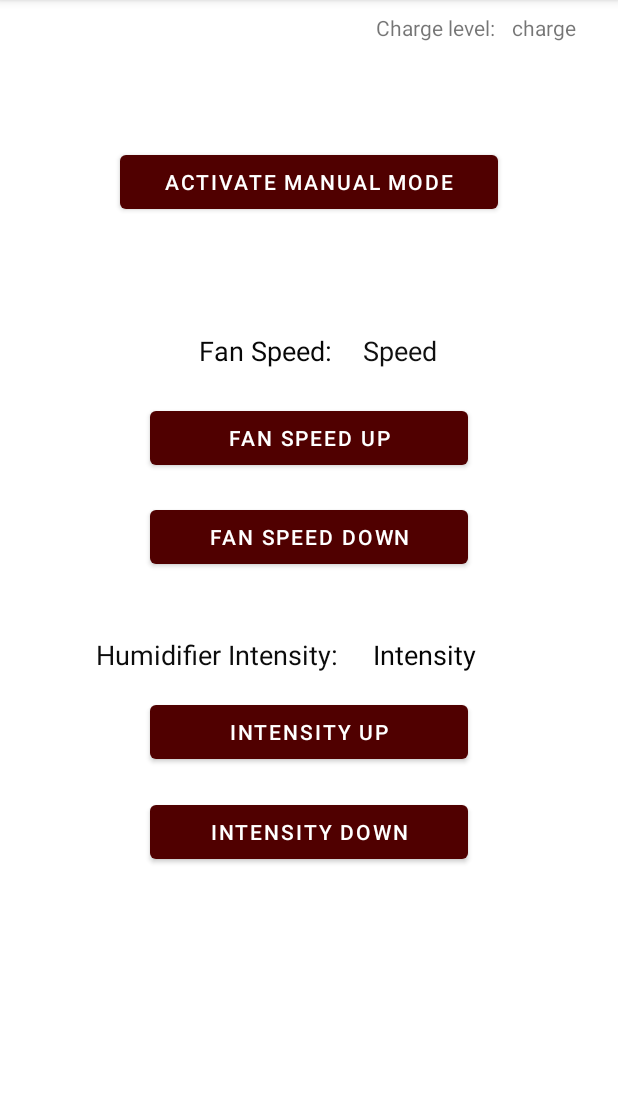
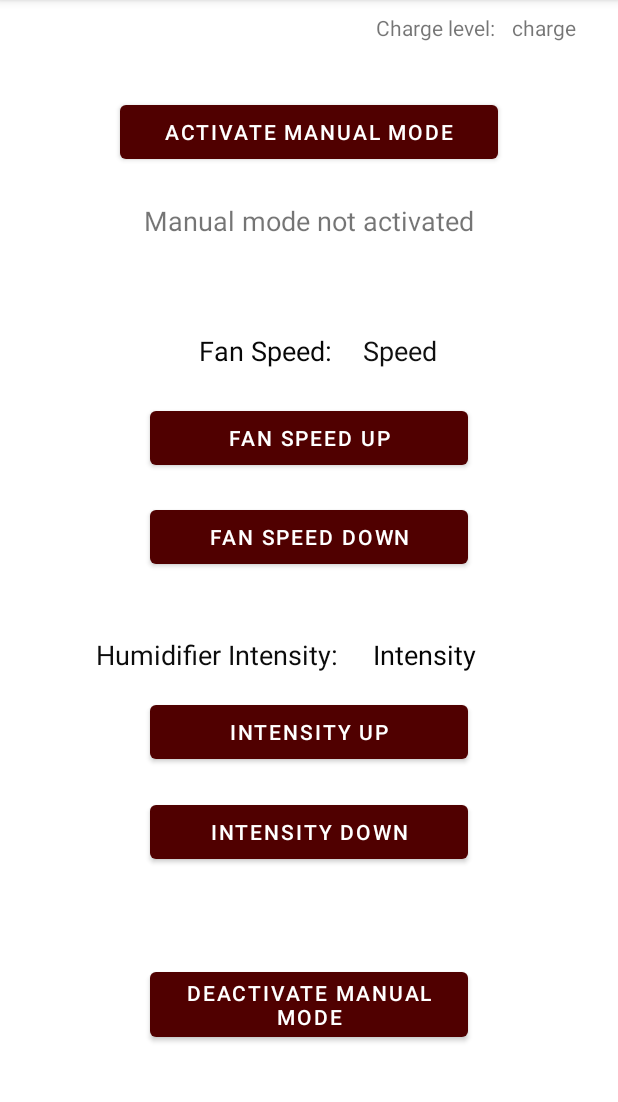
Before and after one commit to Adrib-Wadud/ECEN403, an Android app: the screen it shows after launch (ManualModeActivity), after a tap on "MANUAL CONTROL", on a phone screen of 412 x 824 dp, the part 84-1186 px from its top. Run offline under Robolectric (Android 15) with nearby library versions, the phone set to English and light mode, and no system bars.

Commit message:
Made minor UI changes

```diff
--- a/src/main/res/layout/activity_manual_mode.xml
+++ b/src/main/res/layout/activity_manual_mode.xml
@@ -174,8 +174,38 @@
         android:text="Activate manual mode"
         app:layout_constraintBottom_toBottomOf="parent"
         app:layout_constraintEnd_toEndOf="parent"
+        app:layout_constraintHorizontal_bias="0.0"
+        app:layout_constraintStart_toStartOf="parent"
+        app:layout_constraintTop_toTopOf="parent"
+        app:layout_constraintVertical_bias="0.089" />
+
+    <TextView
+        android:id="@+id/textView24"
+        android:layout_width="wrap_content"
+        android:layout_height="wrap_content"
+        android:text="Manual mode not activated"
+        android:textSize="18sp"
+        app:layout_constraintBottom_toBottomOf="parent"
+        app:layout_constraintEnd_toEndOf="parent"
+        app:layout_constraintStart_toStartOf="parent"
+        app:layout_constraintTop_toTopOf="parent"
+        app:layout_constraintVertical_bias="0.181" />
+
+    <Button
+        android:id="@+id/button13"
+        android:layout_width="0dp"
+        android:layout_height="wrap_content"
+        android:layout_marginStart="100dp"
+        android:layout_marginLeft="100dp"
+        android:layout_marginEnd="100dp"
+        android:layout_marginRight="100dp"
+        android:onClick="deactivateManualMode"
+        android:text="Deactivate Manual Mode"
+        app:layout_constraintBottom_toBottomOf="parent"
+        app:layout_constraintEnd_toEndOf="parent"
         app:layout_constraintHorizontal_bias="0.497"
         app:layout_constraintStart_toStartOf="parent"
         app:layout_constraintTop_toTopOf="parent"
-        app:layout_constraintVertical_bias="0.135" />
+        app:layout_constraintVertical_bias="0.901" />
+
 </androidx.constraintlayout.widget.ConstraintLayout>
```
Also changed, not shown: src/main/java/com/example/solar_powered_air_cooler/AutoModeActivity.java (+18 -0 lines), src/main/java/com/example/solar_powered_air_cooler/ManualModeActivity.java (+18 -0 lines), src/main/res/layout/activity_auto_mode.xml (+28 -0 lines).
